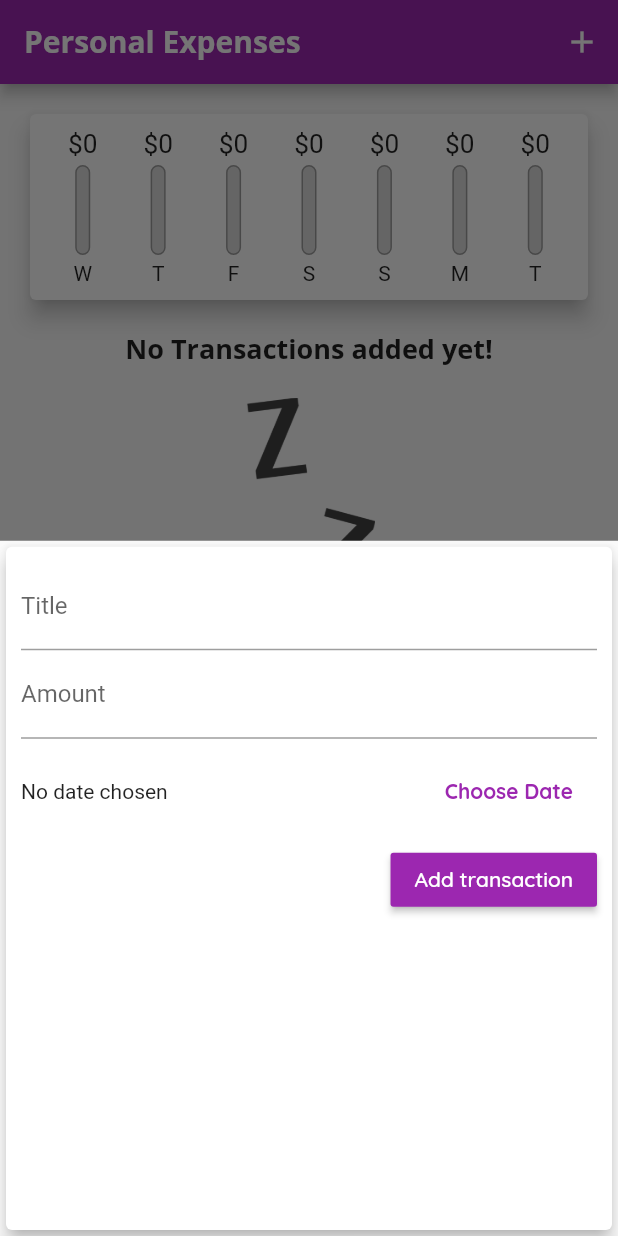
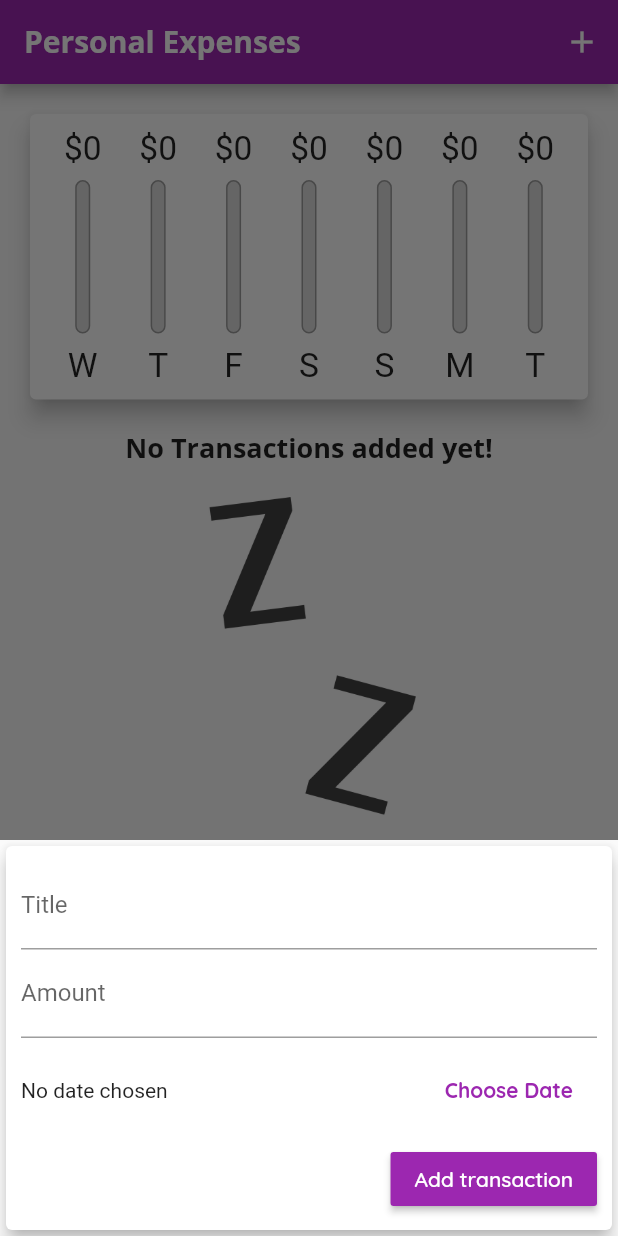
Before and after one commit to 4hbab/expenses_app, a Flutter app: the screen it shows after launch, after a tap on the "add" icon, on a phone screen of 412 x 824 dp. Run offline on Flutter 3.47's test engine with Material 2 defaults, Android fonts, the phone set to English and light mode, and no system bars.

Commit message:
adaptive and responsive

```diff
--- a/lib/main.dart
+++ b/lib/main.dart
@@ -1,4 +1,7 @@
 // ignore_for_file: prefer_const_constructors, deprecated_member_use
+import 'dart:io';
+import 'package:flutter/cupertino.dart';
+import 'package:flutter/services.dart';
 
 import '../widgets/chart.dart';
 import '../widgets/new_transaction.dart';
@@ -7,7 +10,15 @@ import '../widgets/transaction_list.dart';
 import 'package:flutter/material.dart';
 import './Models/transaction.dart';
 
-void main() => runApp(MyApp());
+void main() {
+  // WidgetsFlutterBinding.ensureInitialized();
+
+  // SystemChrome.setPreferredOrientations([
+  //   DeviceOrientation.portraitUp,
+  //   DeviceOrientation.portraitDown,
+  // ]);
+  runApp(MyApp());
+}
 
 // ignore: use_key_in_widget_constructors
 class MyApp extends StatelessWidget {
@@ -57,6 +68,8 @@ class _MyHomePageState extends State<MyHomePage> {
     // )
   ];
 
+  bool _showChart = false;
+
   List<Transaction> get _recentTransactions {
     return _userTransactions.where((tx) {
       return tx.date.isAfter(
@@ -100,8 +113,24 @@ class _MyHomePageState extends State<MyHomePage> {
 
   @override
   Widget build(BuildContext context) {
-    return Scaffold(
-      appBar: AppBar(
+    final mediaQuery = MediaQuery.of(context);
+
+    final isLandscape =
+        MediaQuery.of(context).orientation == Orientation.landscape;
+
+    final dynamic appBar = Platform.isIOS
+        ? CupertinoNavigationBar(
+            middle: Text('Personal Expenses'),
+            trailing: Row(
+              mainAxisSize: MainAxisSize.min,
+              children: <Widget>[
+                GestureDetector(
+                  child: Icon(CupertinoIcons.add),
+                  onTap: () => _startAddNewTransaction(context),
+                )
+              ],
+            ))
+        : AppBar(
             title: Text('Personal Expenses'),
             actions: <Widget>[
               IconButton(
@@ -110,20 +139,76 @@ class _MyHomePageState extends State<MyHomePage> {
                     Icons.add,
                   ))
             ],
-      ),
-      body: SingleChildScrollView(
+          );
+
+    final txListWidget = Container(
+        height: (MediaQuery.of(context).size.height -
+                appBar.preferredSize.height -
+                MediaQuery.of(context).padding.top) *
+            .7,
+        child: TransactionList(_userTransactions, _deleteTransaction));
+
+    final pageBody = SafeArea(
+      child: SingleChildScrollView(
         child: Column(
           // mainAxisAlignment: MainAxisAlignment.spaceEvenly,
           crossAxisAlignment: CrossAxisAlignment.center,
           children: <Widget>[
+            if (isLandscape)
+              Row(
+                mainAxisAlignment: MainAxisAlignment.center,
+                children: <Widget>[
+                  Text(
+                    'Show chart',
+                    style: Theme.of(context).textTheme.headline6,
+                  ),
+                  Switch.adaptive(
+                      activeColor: Theme.of(context).accentColor,
+                      value: _showChart,
+                      onChanged: (val) {
+                        setState(() {
+                          _showChart = val;
+                        });
+                      }),
+                ],
+              ),
             // ignore: sized_box_for_whitespace
-            Chart(_recentTransactions),
-            TransactionList(_userTransactions, _deleteTransaction),
+
+            if (!isLandscape)
+              Container(
+                  height: (mediaQuery.size.height -
+                          appBar.preferredSize.height -
+                          mediaQuery.padding.top) *
+                      .3,
+                  child: Chart(_recentTransactions)),
+            if (!isLandscape) txListWidget,
+            if (isLandscape)
+              _showChart
+                  ? Container(
+                      height: (mediaQuery.size.height -
+                              appBar.preferredSize.height -
+                              mediaQuery.padding.top) *
+                          .7,
+                      child: Chart(_recentTransactions))
+                  : txListWidget
           ],
         ),
       ),
-      floatingActionButtonLocation: FloatingActionButtonLocation.centerFloat,
-      floatingActionButton: FloatingActionButton(
+    );
+
+    return Platform.isIOS
+        ? CupertinoPageScaffold(
+            child: pageBody,
+            navigationBar: appBar,
+          )
+        : Scaffold(
+            appBar: appBar,
+            body: pageBody,
+            floatingActionButtonLocation:
+                FloatingActionButtonLocation.centerFloat,
+            floatingActionButton: Platform.isIOS
+                ? Container()
+                : FloatingActionButton(
                     child: Icon(Icons.add),
                     onPressed: () => _startAddNewTransaction(context),
                   ),
--- /dev/null
+++ b/lib/widgets/adaptive_flat_button.dart
@@ -0,0 +1,31 @@
+import 'dart:io';
+
+import 'package:flutter/material.dart';
+import 'package:flutter/cupertino.dart';
+
+class AdaptiveFlatButton extends StatelessWidget {
+  final String text;
+  final Function handler;
+
+  AdaptiveFlatButton(this.text, this.handler);
+
+  @override
+  Widget build(BuildContext context) {
+    return Platform.isIOS
+        ? CupertinoButton(
+            child: const Text(
+              'Choose Date',
+              style: TextStyle(fontWeight: FontWeight.bold),
+            ),
+            onPressed: () => handler(),
+          )
+        : FlatButton(
+            textColor: Theme.of(context).primaryColor,
+            child: const Text(
+              'Choose Date',
+              style: TextStyle(fontWeight: FontWeight.bold),
+            ),
+            onPressed: () => handler(),
+          );
+  }
+}
--- a/lib/widgets/chart_bar.dart
+++ b/lib/widgets/chart_bar.dart
@@ -9,17 +9,18 @@ class ChartBar extends StatelessWidget {
 
   @override
   Widget build(BuildContext context) {
+    return LayoutBuilder(builder: (ctx, constraint) {
       return Column(
         children: <Widget>[
           Container(
-            height: 20,
+              height: constraint.maxHeight * 0.15,
               child: FittedBox(
                   child: Text('\$${spendingAmount.toStringAsFixed(0)}'))),
           SizedBox(
-          height: 4,
+            height: constraint.maxHeight * 0.05,
           ),
           Container(
-          height: 60,
+            height: constraint.maxHeight * 0.6,
             width: 10,
             child: Stack(children: <Widget>[
               Container(
@@ -39,10 +40,13 @@ class ChartBar extends StatelessWidget {
             ]),
           ),
           SizedBox(
-          height: 4,
+            height: constraint.maxHeight * 0.05,
           ),
-        Text(label),
+          Container(
+              height: constraint.maxHeight * 0.15,
+              child: FittedBox(child: Text(label))),
         ],
       );
+    });
   }
 }
--- a/lib/widgets/new_transaction.dart
+++ b/lib/widgets/new_transaction.dart
@@ -1,3 +1,7 @@
+import 'dart:io';
+
+import 'package:expenses_tracker_app/widgets/adaptive_flat_button.dart';
+import 'package:flutter/cupertino.dart';
 import 'package:flutter/material.dart';
 import 'package:intl/intl.dart';
 
@@ -48,10 +52,16 @@ class _NewTransactionState extends State<NewTransaction> {
 
   @override
   Widget build(BuildContext context) {
-    return Card(
+    return SingleChildScrollView(
+      child: Card(
         elevation: 5,
         child: Container(
-        padding: EdgeInsets.all(10),
+          padding: EdgeInsets.only(
+            top: 10,
+            right: 10,
+            left: 10,
+            bottom: MediaQuery.of(context).viewInsets.bottom + 10,
+          ),
           child: Column(
             crossAxisAlignment: CrossAxisAlignment.end,
             children: <Widget>[
@@ -79,14 +89,7 @@ class _NewTransactionState extends State<NewTransaction> {
                           ? 'No date chosen'
                           : 'Picked Date: ${DateFormat.yMd().format(_selectedDate!)}'),
                     ),
-                  FlatButton(
-                    textColor: Theme.of(context).primaryColor,
-                    child: Text(
-                      'Choose Date',
-                      style: TextStyle(fontWeight: FontWeight.bold),
-                    ),
-                    onPressed: _presentDatePicker,
-                  ),
+                    AdaptiveFlatButton('Choose date: ', _presentDatePicker),
                   ],
                 ),
               ),
@@ -99,6 +102,7 @@ class _NewTransactionState extends State<NewTransaction> {
             ],
           ),
         ),
+      ),
     );
   }
 }
--- a/lib/widgets/transaction_list.dart
+++ b/lib/widgets/transaction_list.dart
@@ -12,10 +12,9 @@ class TransactionList extends StatelessWidget {
   @override
   Widget build(BuildContext context) {
     // ignore: sized_box_for_whitespace
-    return Container(
-      height: 450,
-      child: transactions.isEmpty
-          ? Column(
+    return transactions.isEmpty
+        ? LayoutBuilder(builder: (ctx, constraints) {
+            return Column(
               children: <Widget>[
                 Text(
                   'No Transactions added yet!',
@@ -25,14 +24,15 @@ class TransactionList extends StatelessWidget {
                   height: 20,
                 ),
                 Container(
-                  height: 200,
+                  height: constraints.maxHeight * 0.6,
                   child: Image.asset(
                     'assets/images/waiting.png',
                     fit: BoxFit.cover,
                   ),
                 ),
               ],
-            )
+            );
+          })
         : ListView.builder(
             itemBuilder: (ctx, index) {
               return Card(
@@ -49,9 +49,18 @@ class TransactionList extends StatelessWidget {
                     transactions[index].title,
                     style: Theme.of(context).textTheme.headline6,
                   ),
-                    subtitle: Text(
-                        DateFormat.yMMMd().format(transactions[index].date)),
-                    trailing: IconButton(
+                  subtitle:
+                      Text(DateFormat.yMMMd().format(transactions[index].date)),
+                  trailing: MediaQuery.of(context).size.width > 460
+                      ? FlatButton.icon(
+                          icon: Icon(Icons.delete),
+                          label: Text('Delete'),
+                          textColor: Theme.of(context).errorColor,
+                          onPressed: () {
+                            deleteTx(transactions[index].id);
+                          },
+                        )
+                      : IconButton(
                           icon: Icon(Icons.delete),
                           color: Theme.of(context).errorColor,
                           onPressed: () {
@@ -62,7 +71,6 @@ class TransactionList extends StatelessWidget {
               );
             },
             itemCount: transactions.length,
-            ),
           );
   }
 }
```
Lines whose indentation alone changed are shown as unchanged.
